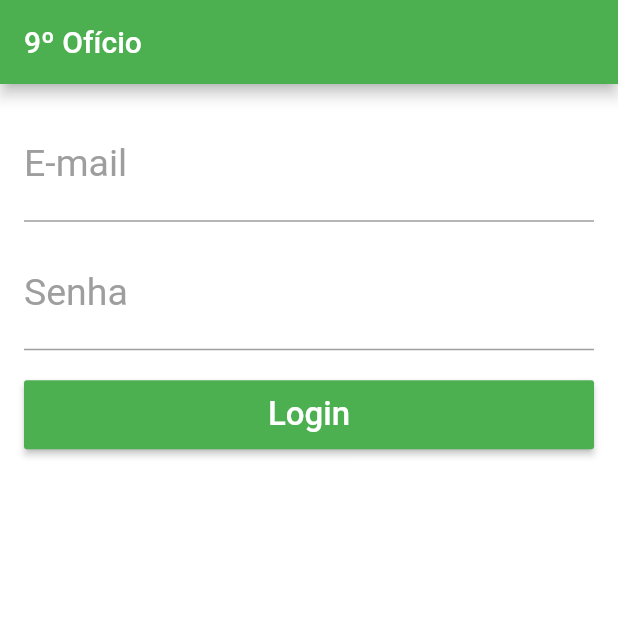
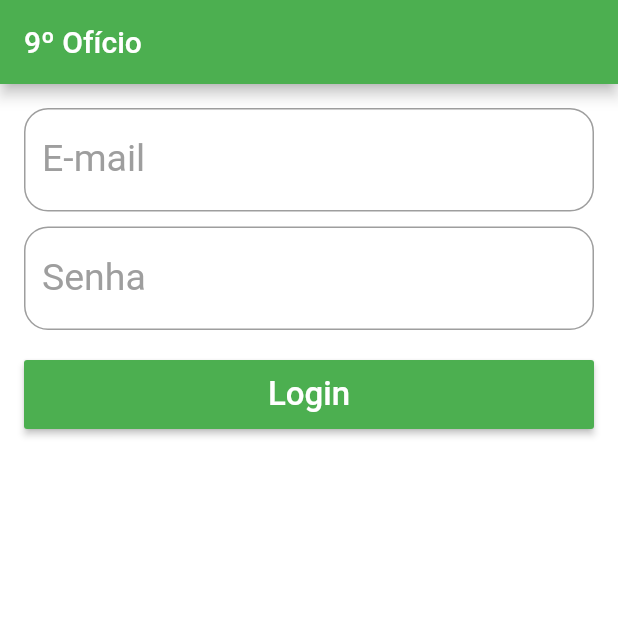
Before and after one commit to cesarbassani/cartorio_digital_app, a Flutter app: the screen it shows after launch, on a phone screen of 412 x 824 dp, the top half of it. Run offline on Flutter 3.47's test engine with Material 2 defaults, Android fonts, the phone set to English and light mode, and no system bars.

Commit message:
Finalizada tela de login

```diff
--- a/lib/pages/login_page.dart
+++ b/lib/pages/login_page.dart
@@ -1,3 +1,5 @@
+import 'package:cartoriodigitalap/widgets/app_button.dart';
+import 'package:cartoriodigitalap/widgets/app_text.dart';
 import 'package:flutter/material.dart';
 
 class LoginPage extends StatefulWidget {
@@ -36,70 +38,35 @@ class _LoginPageState extends State<LoginPage> {
         padding: EdgeInsets.all(16),
         child: ListView(
           children: <Widget>[
-            _text("E-mail", "Digite o email",
-              controller: _tLogin, validator: _validateLogin, keyboardType: TextInputType.emailAddress, textInputAction: TextInputAction.next, nextFocus: _focusSenha,),
+            AppText(
+              "E-mail",
+              "Digite o email",
+              controller: _tLogin,
+              validator: _validateLogin,
+              keyboardType: TextInputType.emailAddress,
+              textInputAction: TextInputAction.next,
+              nextFocus: _focusSenha,
+            ),
             SizedBox(
               height: 10,
             ),
-            _text("Senha", "Digite a senha",
-                password: true, controller: _tSenha, validator: _validateSenha, focusNode: _focusSenha,),
+            AppText(
+              "Senha",
+              "Digite a senha",
+              password: true,
+              controller: _tSenha,
+              validator: _validateSenha,
+              focusNode: _focusSenha,
+            ),
             SizedBox(
               height: 20,
             ),
-            _button("Login", _onClickLogin),
+            AppButton(
+              "Login",
+              onPressed: _onClickLogin,
+            ),
           ],
         ),
-      ),
-    );
-  }
-
-  _text(String label, String hint,
-      {bool password = false,
-        TextEditingController controller,
-        FormFieldValidator<String> validator, TextInputType keyboardType, TextInputAction textInputAction, FocusNode focusNode, FocusNode nextFocus}) {
-    return TextFormField(
-      controller: controller,
-      obscureText: password,
-      validator: validator,
-      keyboardType: keyboardType,
-      textInputAction: textInputAction,
-      focusNode: focusNode,
-      onFieldSubmitted: (String text) {
-        if(nextFocus != null) {
-          FocusScope.of(context).requestFocus(nextFocus);
-        }
-      },
-      style: TextStyle(
-        color: Colors.blue,
-        fontSize: 25,
-      ),
-      decoration: InputDecoration(
-        labelText: label,
-        labelStyle: TextStyle(
-          fontSize: 25,
-          color: Colors.grey,
-        ),
-        hintText: hint,
-        hintStyle: TextStyle(
-          fontSize: 16,
-        ),
-      ),
-    );
-  }
-
-  _button(String text, Function onPressed) {
-    return Container(
-      height: 46,
-      child: RaisedButton(
-        color: Colors.green,
-        child: Text(
-          text,
-          style: TextStyle(
-            color: Colors.white,
-            fontSize: 22,
-          ),
-        ),
-        onPressed: onPressed,
       ),
     );
   }
@@ -123,7 +90,7 @@ class _LoginPageState extends State<LoginPage> {
     if (text.isEmpty) {
       return "Digite o senha";
     }
-    if(text.length<6) {
+    if (text.length < 6) {
       return "A senha precisa ter pelo menos 6 caracteres";
     }
     return null;
--- /dev/null
+++ b/lib/widgets/app_button.dart
@@ -0,0 +1,26 @@
+import 'package:flutter/material.dart';
+
+class AppButton extends StatelessWidget {
+  String text;
+  Function onPressed;
+
+  AppButton(this.text, {this.onPressed});
+
+  @override
+  Widget build(BuildContext context) {
+    return Container(
+      height: 46,
+      child: RaisedButton(
+        color: Colors.green,
+        child: Text(
+          text,
+          style: TextStyle(
+            color: Colors.white,
+            fontSize: 22,
+          ),
+        ),
+        onPressed: onPressed,
+      ),
+    );
+  }
+}
--- /dev/null
+++ b/lib/widgets/app_text.dart
@@ -0,0 +1,60 @@
+import 'package:flutter/material.dart';
+
+class AppText extends StatelessWidget {
+  String label;
+  String hint;
+  bool password;
+  TextEditingController controller;
+  FormFieldValidator<String> validator;
+  TextInputType keyboardType;
+  TextInputAction textInputAction;
+  FocusNode focusNode;
+  FocusNode nextFocus;
+
+  AppText(
+      this.label,
+      this.hint, {
+        this.password = false,
+        this.controller,
+        this.validator,
+        this.keyboardType,
+        this.textInputAction,
+        this.focusNode,
+        this.nextFocus,
+      });
+
+  @override
+  Widget build(BuildContext context) {
+    return TextFormField(
+      controller: controller,
+      obscureText: password,
+      validator: validator,
+      keyboardType: keyboardType,
+      focusNode: focusNode,
+      onFieldSubmitted: (String text) {
+        if (nextFocus != null) {
+          FocusScope.of(context).requestFocus(nextFocus);
+        }
+      },
+      textInputAction: textInputAction,
+      style: TextStyle(
+        color: Colors.blue,
+        fontSize: 25,
+      ),
+      decoration: InputDecoration(
+        border: OutlineInputBorder(
+          borderRadius: BorderRadius.circular(16),
+        ),
+        labelText: label,
+        labelStyle: TextStyle(
+          fontSize: 25,
+          color: Colors.grey,
+        ),
+        hintText: hint,
+        hintStyle: TextStyle(
+          fontSize: 16,
+        ),
+      ),
+    );
+  }
+}
```
